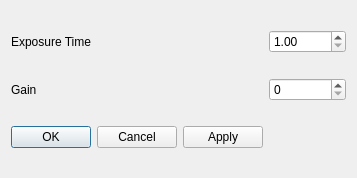
Before: the Qt Designer form gui/camera/ui_camera_settings.ui in sriharijayaram5/qudi, drawn with Qt 5.
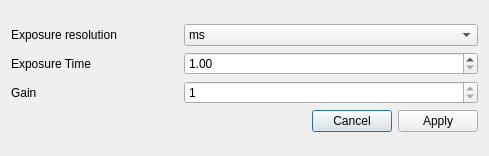
After: the same form once the commit is applied.

Commit message: Added micro sec exposure resolution

```diff
--- a/gui/camera/ui_camera_settings.ui
+++ b/gui/camera/ui_camera_settings.ui
@@ -6,50 +6,121 @@
    <rect>
     <x>0</x>
     <y>0</y>
-    <width>349</width>
-    <height>178</height>
+    <width>489</width>
+    <height>156</height>
    </rect>
   </property>
   <property name="windowTitle">
    <string>Dialog</string>
   </property>
-  <layout class="QGridLayout" name="gridLayout">
+  <layout class="QGridLayout" name="gridLayout_2">
    <item row="0" column="0">
-    <widget class="QLabel" name="label_2">
-     <property name="text">
-      <string>Exposure Time</string>
-     </property>
-    </widget>
-   </item>
-   <item row="0" column="1">
-    <widget class="QDoubleSpinBox" name="exposureDSpinBox">
-    <property name="minimum">
-    <number>1</number>
-    </property>
-    <property name="maximum">
-    <number>10000</number>
-    </property>
-    </widget>
-   </item>
-   <item row="1" column="0">
-    <widget class="QLabel" name="label">
-     <property name="text">
-      <string>Gain</string>
-     </property>
-    </widget>
-   </item>
-   <item row="1" column="1">
-    <widget class="QSpinBox" name="gainSpinBox"/>
-   </item>
-   <item row="2" column="0">
-    <widget class="QDialogButtonBox" name="buttonBox">
-     <property name="orientation">
-      <enum>Qt::Horizontal</enum>
-     </property>
-     <property name="standardButtons">
-      <set>QDialogButtonBox::Apply|QDialogButtonBox::Cancel|QDialogButtonBox::Ok</set>
-     </property>
-    </widget>
+    <layout class="QGridLayout" name="gridLayout">
+     <item row="2" column="0">
+      <widget class="QLabel" name="label">
+       <property name="text">
+        <string>Gain</string>
+       </property>
+      </widget>
+     </item>
+     <item row="2" column="4">
+      <widget class="QSpinBox" name="gainSpinBox">
+       <property name="minimum">
+        <number>1</number>
+       </property>
+       <property name="maximum">
+        <number>1</number>
+       </property>
+      </widget>
+     </item>
+     <item row="1" column="4">
+      <widget class="QDoubleSpinBox" name="exposureDSpinBox">
+       <property name="minimum">
+        <double>1.000000000000000</double>
+       </property>
+       <property name="maximum">
+        <double>10000.000000000000000</double>
+       </property>
+      </widget>
+     </item>
+     <item row="0" column="4">
+      <widget class="QComboBox" name="rescomboBox">
+       <item>
+        <property name="text">
+         <string>ms</string>
+        </property>
+       </item>
+       <item>
+        <property name="text">
+         <string>µs</string>
+        </property>
+       </item>
+      </widget>
+     </item>
+     <item row="3" column="4">
+      <widget class="QDialogButtonBox" name="buttonBox">
+       <property name="orientation">
+        <enum>Qt::Horizontal</enum>
+       </property>
+       <property name="standardButtons">
+        <set>QDialogButtonBox::Apply|QDialogButtonBox::Cancel</set>
+       </property>
+      </widget>
+     </item>
+     <item row="0" column="0">
+      <widget class="QLabel" name="label_3">
+       <property name="text">
+        <string>Exposure resolution</string>
+       </property>
+      </widget>
+     </item>
+     <item row="1" column="1" colspan="3">
+      <spacer name="horizontalSpacer_2">
+       <property name="orientation">
+        <enum>Qt::Horizontal</enum>
+       </property>
+       <property name="sizeHint" stdset="0">
+        <size>
+         <width>40</width>
+         <height>20</height>
+        </size>
+       </property>
+      </spacer>
+     </item>
+     <item row="1" column="0">
+      <widget class="QLabel" name="label_2">
+       <property name="text">
+        <string>Exposure Time</string>
+       </property>
+      </widget>
+     </item>
+     <item row="0" column="2" colspan="2">
+      <spacer name="horizontalSpacer">
+       <property name="orientation">
+        <enum>Qt::Horizontal</enum>
+       </property>
+       <property name="sizeHint" stdset="0">
+        <size>
+         <width>40</width>
+         <height>20</height>
+        </size>
+       </property>
+      </spacer>
+     </item>
+     <item row="2" column="1" colspan="3">
+      <spacer name="horizontalSpacer_3">
+       <property name="orientation">
+        <enum>Qt::Horizontal</enum>
+       </property>
+       <property name="sizeHint" stdset="0">
+        <size>
+         <width>40</width>
+         <height>20</height>
+        </size>
+       </property>
+      </spacer>
+     </item>
+    </layout>
    </item>
   </layout>
  </widget>
```
The commit also changes 3 other files.
